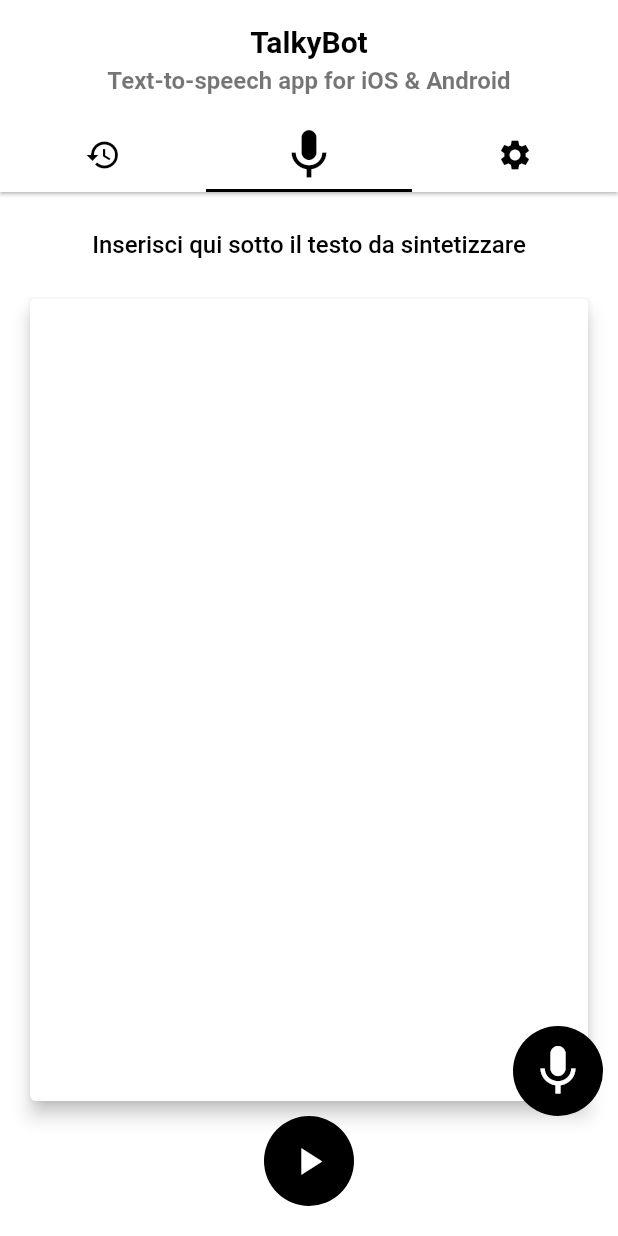
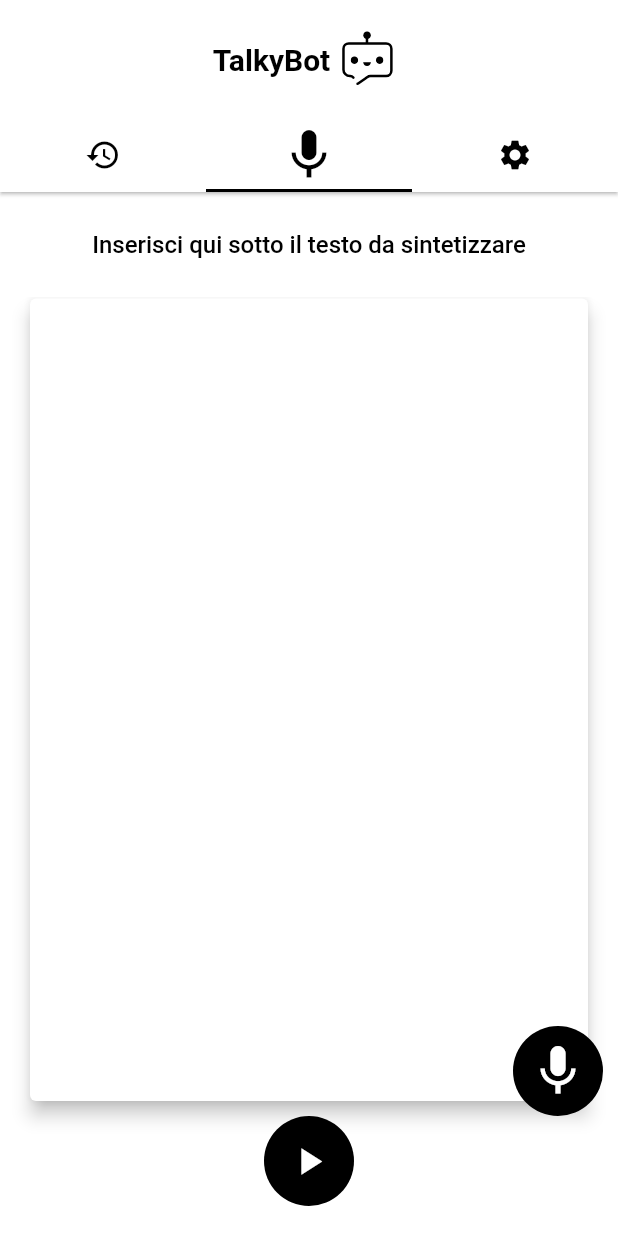
Before and after one commit to Mygiuseppe09/talky_bot, a Flutter app: the screen it shows after launch, on a phone screen of 412 x 824 dp. Run offline on Flutter 3.47's test engine with Material 2 defaults, Android fonts, the phone set to English and light mode, and no system bars; our stand-ins replace get, get_storage, lottie, speech_to_text; missing offline and left inert: clipboard, open_apps_settings, text_to_speech.

Commit message:
change AppBar - added bot animation lottie

```diff
--- a/lib/pages/home_page.dart
+++ b/lib/pages/home_page.dart
@@ -6,6 +6,7 @@
 import 'package:TalkyBot/pages/tabs/ttstt_tab.dart';
 import 'package:TalkyBot/models/tts.dart';
 import 'package:TalkyBot/models/chronology.dart';
+import 'package:lottie/lottie.dart';
 
 class HomePage extends StatefulWidget {
   @override
@@ -42,8 +43,10 @@
         length: 3,
         child: Scaffold(
             appBar: AppBar(
+              centerTitle: true,
               toolbarHeight: 80,
-              title: Column(
+              title: Row(
+                mainAxisAlignment: MainAxisAlignment.center,
                 children: [
                   Text(
                     "TalkyBot",
@@ -52,14 +55,11 @@
                       fontWeight: FontWeight.bold,
                     ),
                   ),
-                  SizedBox(height: 5),
-                  Text(
-                    "Text-to-speech app for iOS & Android",
-                    style: TextStyle(
-                        fontSize: 16,
-                        fontWeight: FontWeight.bold,
-                        color: Colors.black54),
-                  )
+
+                  Lottie.asset("animated/bot_animation.json",
+                  width: 50,
+                  height: 50,
+                  ),
                 ],
               ),
               bottom: TabBar(
--- a/pubspec.yaml
+++ b/pubspec.yaml
@@ -41,6 +41,7 @@
 flutter:
   uses-material-design: true
   assets:
+    - animated/bot_animation.json
     - animated/ear.gif
     - animated/lottie_ok.json
     - images/bot.png
```
Also changed, not shown: animated/bot_animation.json (added, +1 -0 lines).
